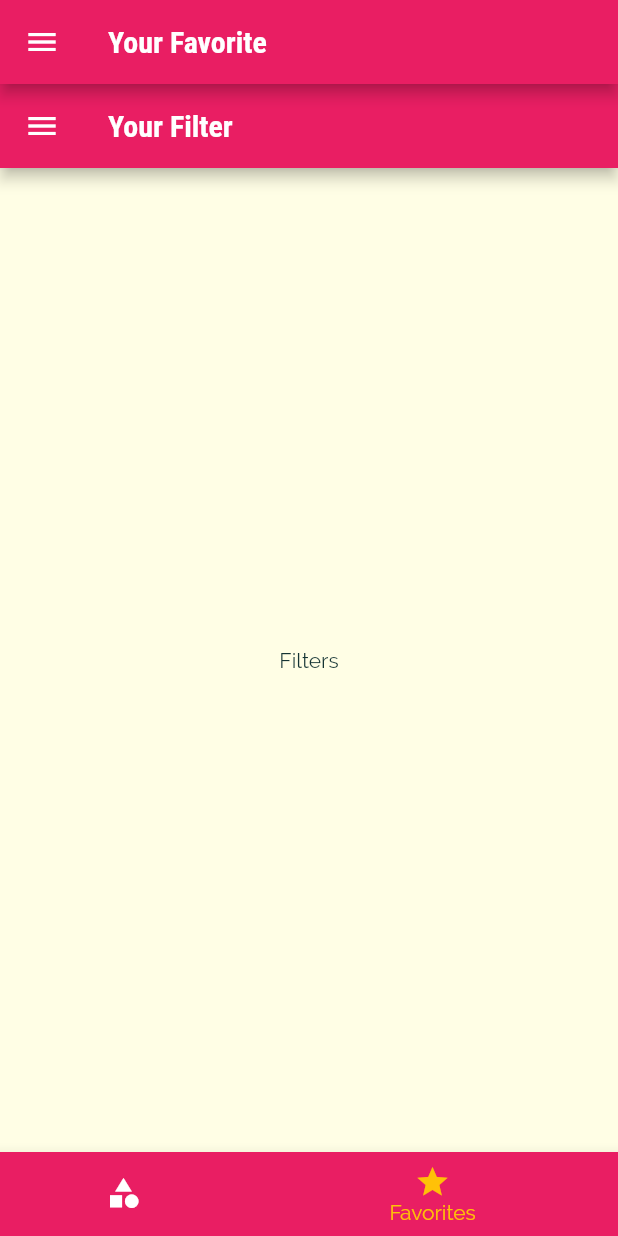
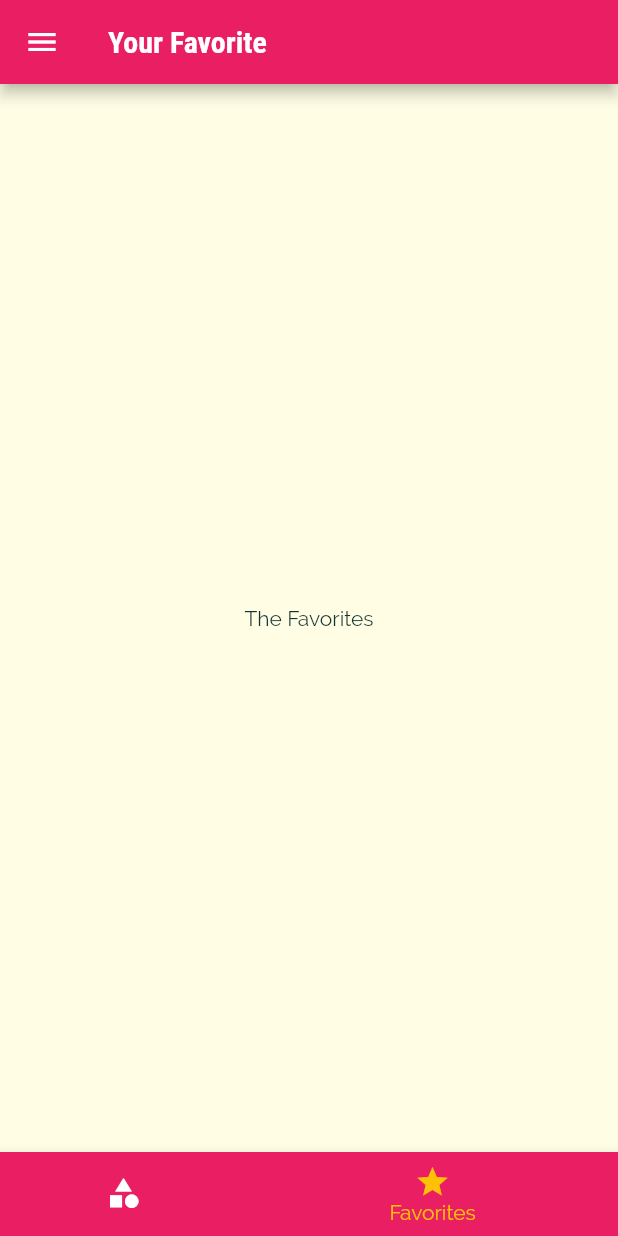
Before and after one commit to nguyenthegiang/learnFlutter-MealsApp, a Flutter app: the screen it shows after launch, item 2 of the bottom bar chosen, on a phone screen of 412 x 824 dp. Run offline on Flutter 3.47's test engine with Material 2 defaults, Android fonts, the phone set to English and light mode, and no system bars.

Commit message:
Lecture 26

```diff
--- a/lib/screens/favorites_screen.dart
+++ b/lib/screens/favorites_screen.dart
@@ -1,20 +1,12 @@
 import 'package:flutter/material.dart';
-
-import '../widgets/main_drawer.dart';
 
 class FavoriesScreen extends StatelessWidget {
   const FavoriesScreen({Key? key}) : super(key: key);
 
   @override
   Widget build(BuildContext context) {
-    return Scaffold(
-      appBar: AppBar(
-        title: Text('Your Filter'),
-      ),
-      drawer: MainDrawer(),
-      body: Center(
-        child: Text('Filters'),
-      ),
+    return Center(
+      child: Text('The Favorites'),
     );
   }
 }
--- a/lib/screens/meal_detai_screen.dart
+++ b/lib/screens/meal_detai_screen.dart
@@ -86,6 +86,12 @@ class MealDetailScreen extends StatelessWidget {
           ],
         ),
       ),
+      floatingActionButton: FloatingActionButton(
+        child: Icon(Icons.delete),
+        onPressed: () {
+          Navigator.of(context).pop(mealId);
+        },
+      ),
     );
   }
 }
```
Also changed, not shown: lib/screens/category_meals_screen.dart (+37 -16 lines), lib/widgets/meal_item.dart (+10 -2 lines).
